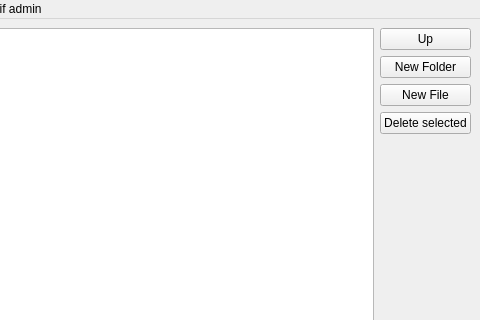
First picture: the form in mainwindow.ui, repository vk2231/VK, before the edit; both pictures show x 124 to 604 and y 0 to 320 of the 604 by 458 pixel window.
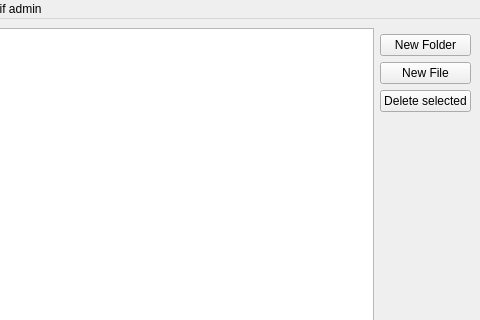
Second picture: the form after the edit.

Commit message:
Дизайнерские поправки
Убрал кнопку Up - для дерева она лишняя
Для Арута - добавил запрашиваемые элементы в форму EditUser.

```diff
--- a/mainwindow.ui
+++ b/mainwindow.ui
@@ -52,13 +52,6 @@
       </property>
      </spacer>
     </item>
-    <item row="0" column="3">
-     <widget class="QPushButton" name="upButton">
-      <property name="text">
-       <string>Up</string>
-      </property>
-     </widget>
-    </item>
    </layout>
   </widget>
   <widget class="QMenuBar" name="menubar">
```
The commit also changes 7 other files.
